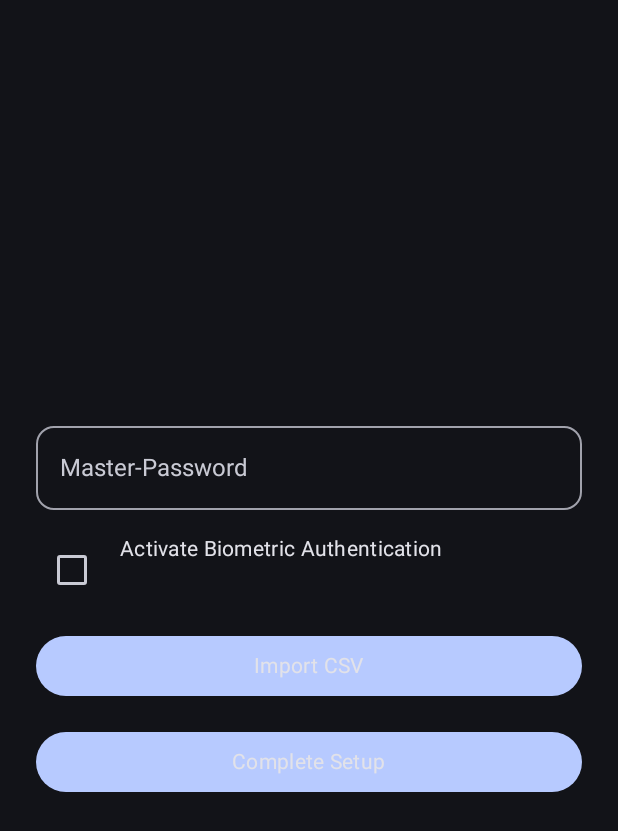
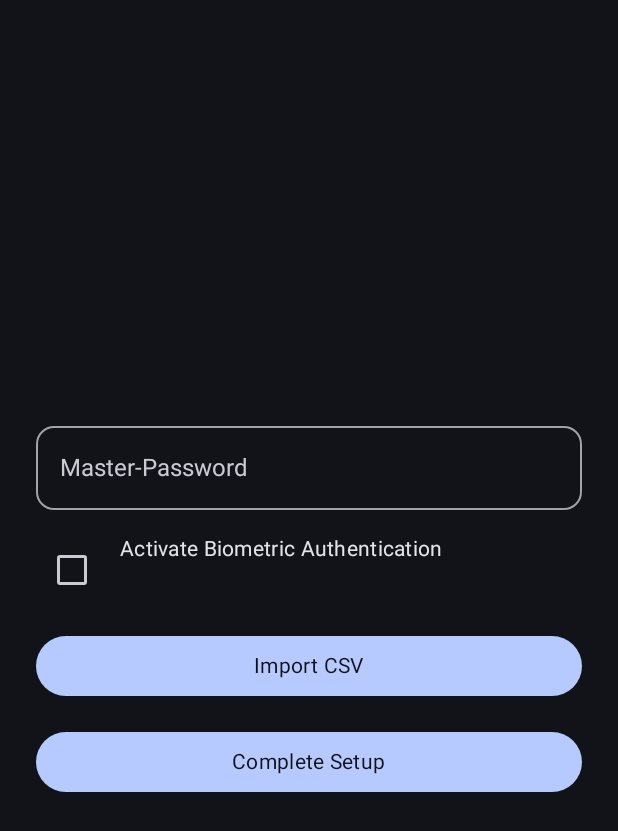
Before and after one commit to CodeSpire-Solutions/Password-Manager-Materiel-3-Expressive, an Android app built with Jetpack Compose: the DisclaimerActivity screen opened directly, with no data from a screen before it, after a tap on "Accept", on a phone screen of 412 x 824 dp. Shown: the top 831 px of the screen. Run offline under Robolectric (Android 15) with nearby library versions, the phone set to English and light mode, and no system bars; 1 statement that could not run was skipped.

Commit message:
Update v0.5.2
Changelog:
-Bug Fixes
-Changed the color of the text in buttons on following activities: UnlockScreen, SetupActivity, DisclaimerActivtity ( Issue #5 )

```diff
--- a/app/build.gradle.kts
+++ b/app/build.gradle.kts
@@ -14,8 +14,8 @@ android {
         applicationId = "org.css_apps_m3.password_manager"
         minSdk = 24
         targetSdk = 36
-        versionCode = 4
-        versionName = "0.5.1"
+        versionCode = 5
+        versionName = "0.5.2"
 
         testInstrumentationRunner = "androidx.test.runner.AndroidJUnitRunner"
     }
@@ -70,7 +70,6 @@ dependencies {
     // Compose Material3
     implementation("androidx.compose.material3:material3:1.3.2")
 
-
     // Compose
     implementation("androidx.navigation:navigation-compose:2.9.3")
 
--- a/app/src/main/java/org/css_apps_m3/password_manager/DisclaimerActivity.kt
+++ b/app/src/main/java/org/css_apps_m3/password_manager/DisclaimerActivity.kt
@@ -59,7 +59,7 @@ class DisclaimerActivity : ComponentActivity() {
                     ) {
                         Text("Accept",
                             style = MaterialTheme.typography.bodyMedium,
-                            color = MaterialTheme.colorScheme.onBackground)
+                            color = MaterialTheme.colorScheme.background)
                     }
 
                     Spacer(modifier = Modifier.height(16.dp))
--- a/app/src/main/java/org/css_apps_m3/password_manager/SetupActivity.kt
+++ b/app/src/main/java/org/css_apps_m3/password_manager/SetupActivity.kt
@@ -90,7 +90,7 @@ class SetupActivity : ComponentActivity() {
                     ) {
                         Text("Import CSV",
                             style = MaterialTheme.typography.bodyMedium,
-                            color = MaterialTheme.colorScheme.onBackground)
+                            color = MaterialTheme.colorScheme.background)
                     }
 
                     Spacer(modifier = Modifier.height(16.dp))
@@ -118,7 +118,7 @@ class SetupActivity : ComponentActivity() {
                     ) {
                         Text("Complete Setup",
                             style = MaterialTheme.typography.bodyMedium,
-                            color = MaterialTheme.colorScheme.onBackground)
+                            color = MaterialTheme.colorScheme.background)
                     }
 
                     Spacer(modifier = Modifier.height(16.dp))
--- a/app/src/main/java/org/css_apps_m3/password_manager/ui/UnlockScreen.kt
+++ b/app/src/main/java/org/css_apps_m3/password_manager/ui/UnlockScreen.kt
@@ -99,7 +99,7 @@ private fun UnlockContent(
         ) {
             Text("Unlock",
                 style = MaterialTheme.typography.bodyMedium,
-                color = MaterialTheme.colorScheme.onBackground)
+                color = MaterialTheme.colorScheme.background)
         }
 
         Spacer(Modifier.height(16.dp))
@@ -144,7 +144,7 @@ fun BiometricButton(context: Context, onUnlock: () -> Unit) {
         ) {
             Text("Unlock with Biometric",
             style = MaterialTheme.typography.bodyMedium,
-            color = MaterialTheme.colorScheme.onBackground)
+            color = MaterialTheme.colorScheme.background)
         }
     } else {
         //Log.e("VaultDebug", "BiometricButton -> No FragmentActivity Context!")
```
Also changed, not shown: 3 other files.
